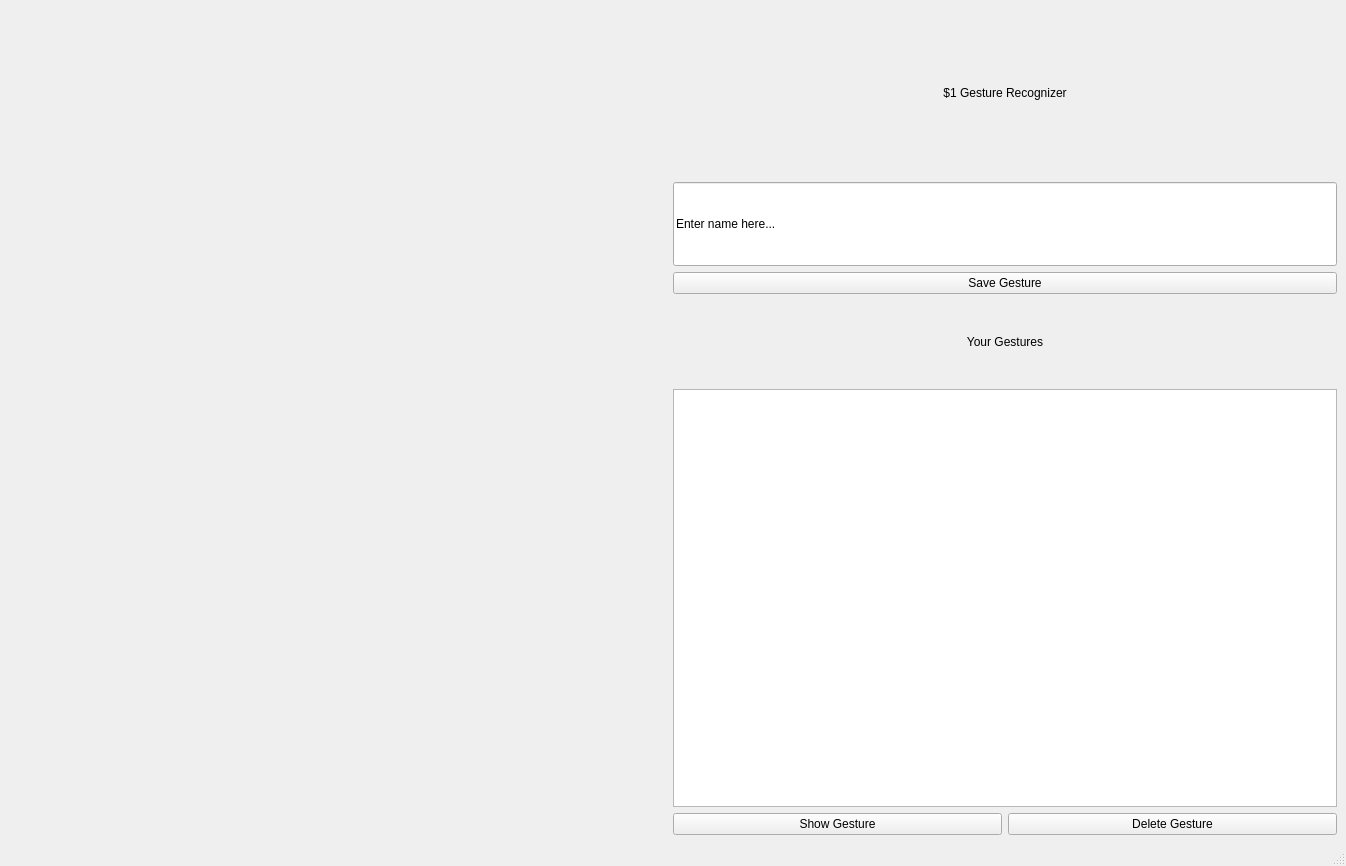
The window that GestureRecognition.ui (ITT-21SS-UR/assignment9-sl) describes before a commit, drawn with Qt 5.
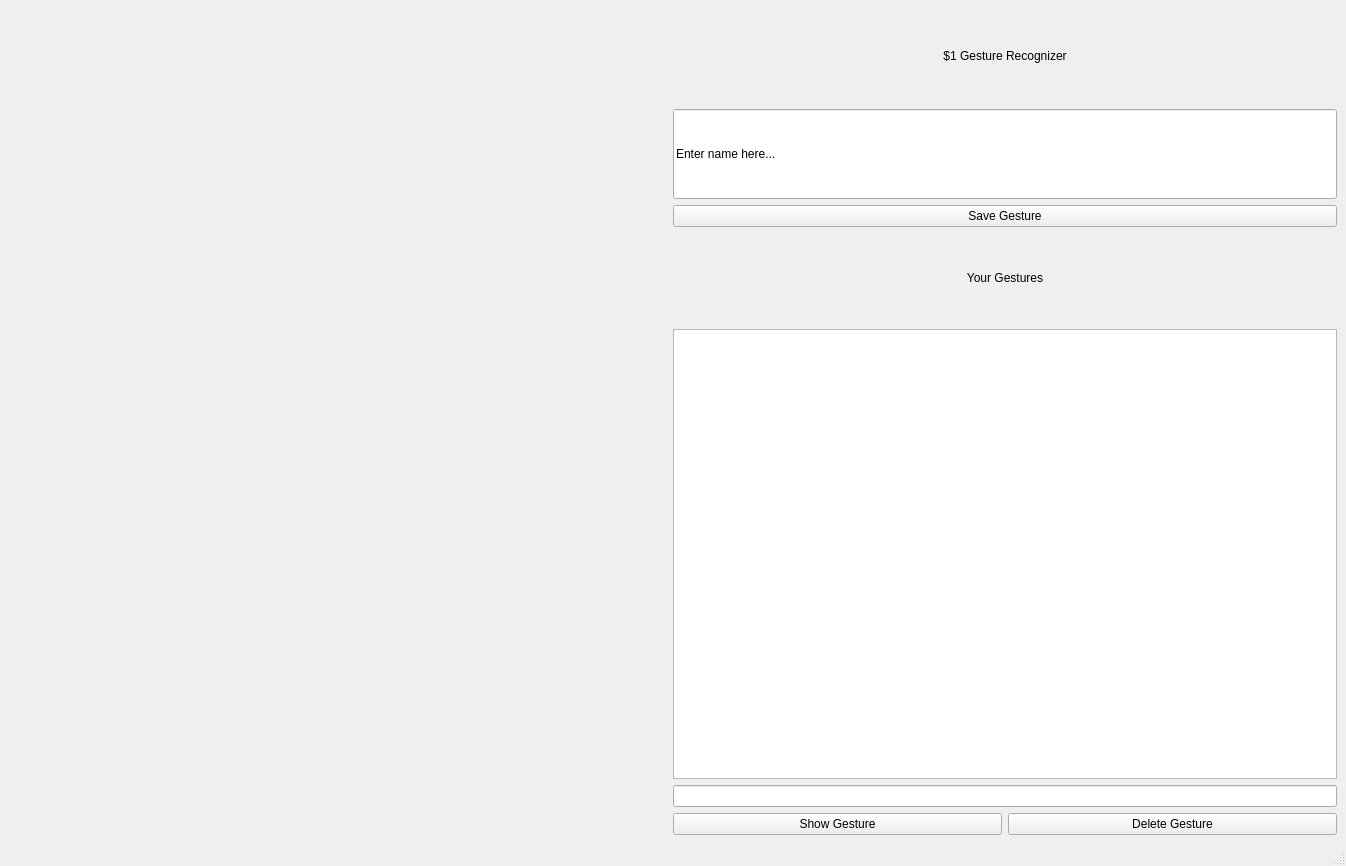
The same window after the commit.

Commit message: implemented doller one function

What changed in the file:
```diff
--- a/GestureRecognition.ui
+++ b/GestureRecognition.ui
@@ -19,7 +19,20 @@
      <layout class="QVBoxLayout" name="DrawWidgetContainer"/>
     </item>
     <item>
-     <layout class="QVBoxLayout" name="verticalLayout" stretch="2,1,0,1,5,2">
+     <layout class="QVBoxLayout" name="verticalLayout" stretch="0,0,0,1,0,1,5,0,2">
+      <item>
+       <spacer name="verticalSpacer_2">
+        <property name="orientation">
+         <enum>Qt::Vertical</enum>
+        </property>
+        <property name="sizeHint" stdset="0">
+         <size>
+          <width>20</width>
+          <height>40</height>
+         </size>
+        </property>
+       </spacer>
+      </item>
       <item>
        <widget class="QLabel" name="Header">
         <property name="sizePolicy">
@@ -36,6 +49,19 @@
         </property>
        </widget>
       </item>
+      <item>
+       <spacer name="verticalSpacer_3">
+        <property name="orientation">
+         <enum>Qt::Vertical</enum>
+        </property>
+        <property name="sizeHint" stdset="0">
+         <size>
+          <width>20</width>
+          <height>40</height>
+         </size>
+        </property>
+       </spacer>
+      </item>
       <item>
        <widget class="QLineEdit" name="GestureNameInput">
         <property name="sizePolicy">
@@ -73,6 +99,9 @@
       <item>
        <widget class="QListWidget" name="GestureList"/>
       </item>
+      <item>
+       <widget class="QLineEdit" name="ResultOutput"/>
+      </item>
       <item>
        <layout class="QHBoxLayout" name="horizontalLayout_2">
         <item>
```
Left out of the diff: 18 changed lines with no effect on the pictures. The commit also changes 2 other files.
